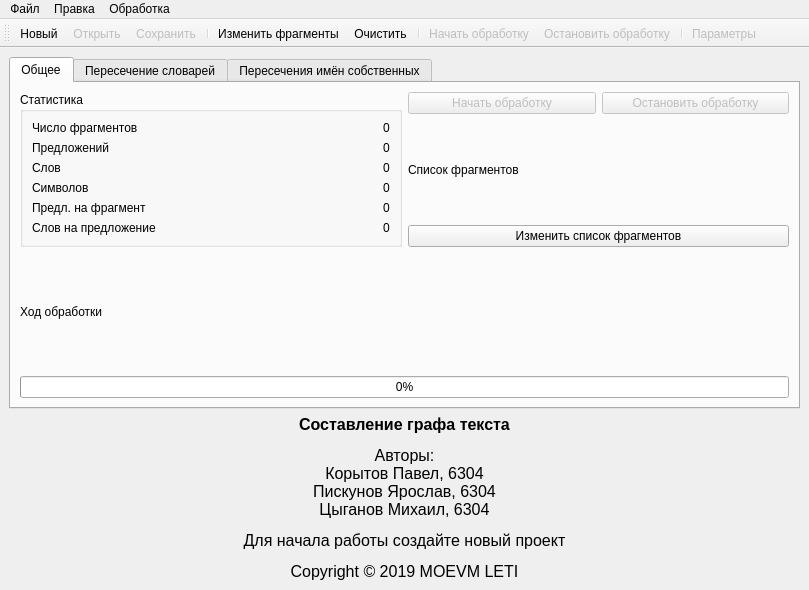
Qt form ui/mainwindow.ui (moevm/nosql1h19-text-graph) before a commit.
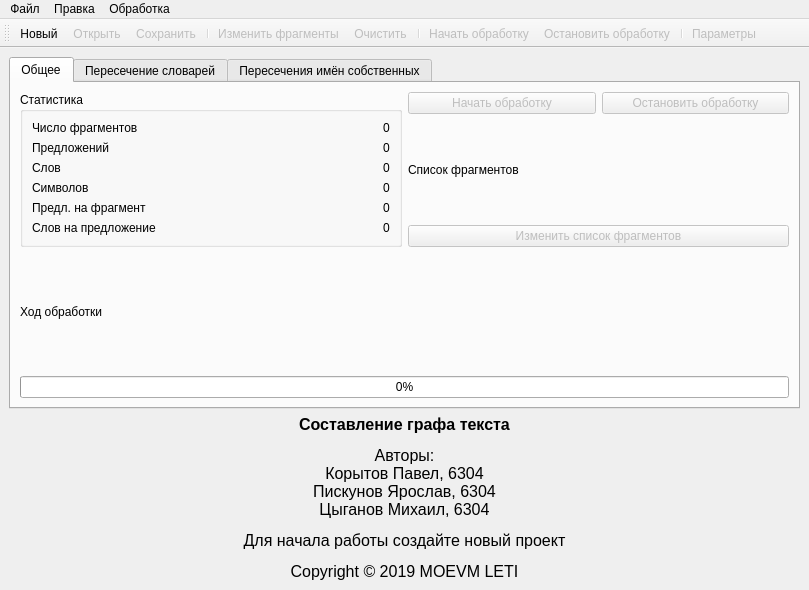
The same form after that commit. The open tabs and pages were chosen to show the change. Icons and pictures are not drawn.

```diff
--- a/ui/mainwindow.ui
+++ b/ui/mainwindow.ui
@@ -221,6 +221,9 @@
               </item>
               <item>
                <widget class="QPushButton" name="changeFragmentsButton">
+                <property name="enabled">
+                 <bool>false</bool>
+                </property>
                 <property name="text">
                  <string>Изменить список фрагментов</string>
                 </property>
@@ -631,7 +634,7 @@
   </action>
   <action name="actionChangeFragments">
    <property name="enabled">
-    <bool>true</bool>
+    <bool>false</bool>
    </property>
    <property name="icon">
     <iconset resource="../res/pictures.qrc">
@@ -643,7 +646,7 @@
   </action>
   <action name="actionClear">
    <property name="enabled">
-    <bool>true</bool>
+    <bool>false</bool>
    </property>
    <property name="icon">
     <iconset resource="../res/pictures.qrc">
```
Left out of the diff: 2 changed lines with no effect on the pictures.
